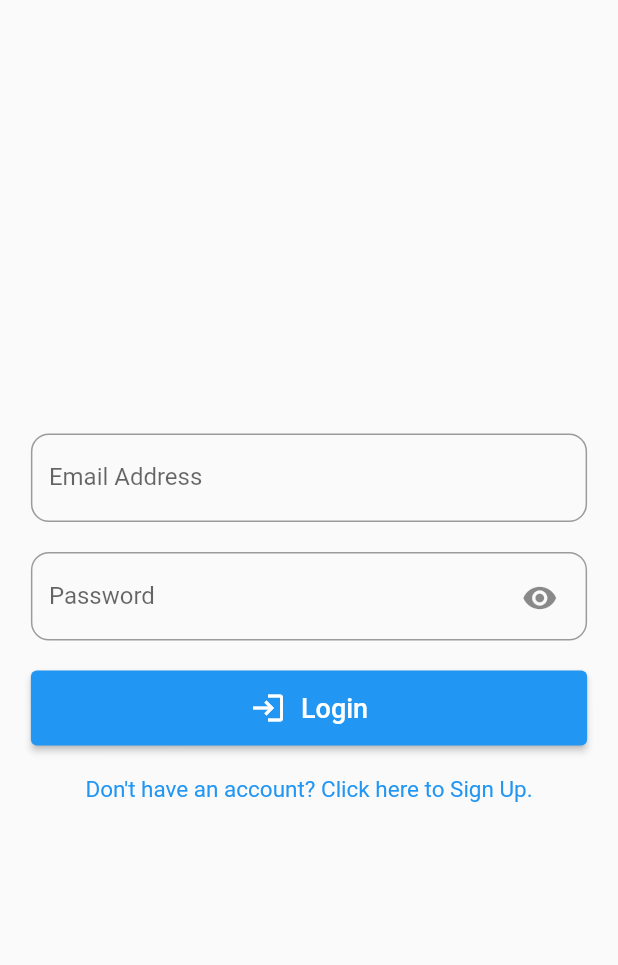
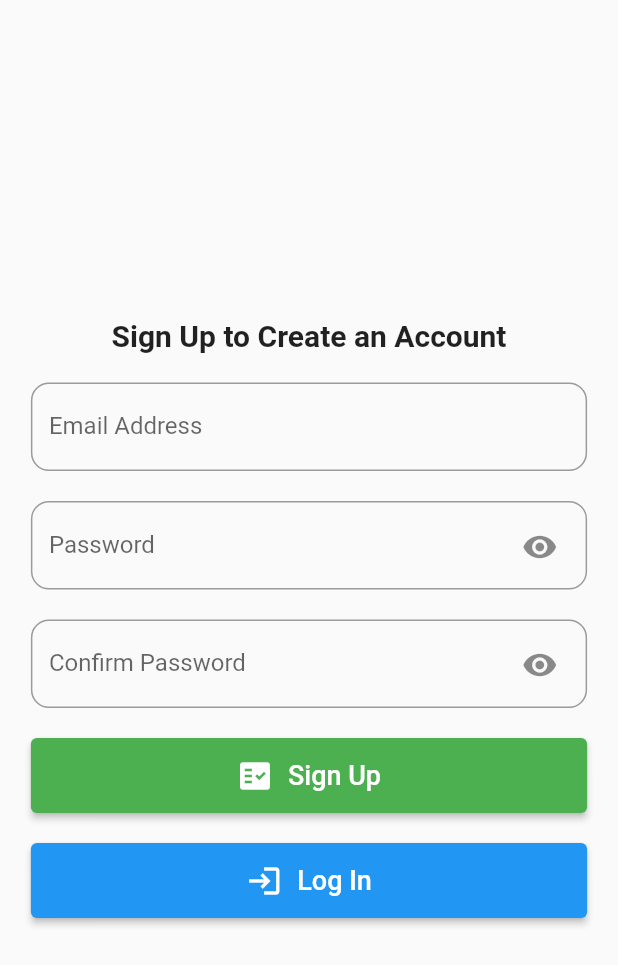
Before and after one commit to TheLadsters/flutter-auth, a Flutter app: the screen it shows after launch, after a tap on "Don't have an account? Click here to Sig", after a tap on "Sign Up", on a phone screen of 412 x 824 dp. Shown: the top 965 px of the screen. Run offline on Flutter 3.47's test engine with Material 2 defaults, Android fonts, the phone set to English and light mode, and no system bars; drawn by our look-alikes of modal_progress_hud_nsn; our stand-ins replace firebase_auth, firebase_core, flutter_secure_storage, google_sign_in; accounts and stored records are empty; network calls fail.

Commit message:
added new updates

```diff
--- /dev/null
+++ b/lib/models/StorageItem.dart
@@ -0,0 +1,6 @@
+class StorageItem {
+  final String key;
+  final String value;
+
+  StorageItem(this.key, this.value);
+}
--- a/lib/screens/Dashboard.dart
+++ b/lib/screens/Dashboard.dart
@@ -1,3 +1,4 @@
+import 'package:firebase_auth/firebase_auth.dart';
 import 'package:flutter/material.dart';
 import 'package:intro_to_flutter/screens/Settings.dart';
 
@@ -13,6 +14,7 @@ class Dashboard extends StatefulWidget {
 class _DashboardState extends State<Dashboard> {
   @override
   Widget build(BuildContext context) {
+    final user = FirebaseAuth.instance.currentUser!;
     return Scaffold(
       appBar: AppBar(
         actions: [
@@ -31,7 +33,7 @@ class _DashboardState extends State<Dashboard> {
         ],
       ),
       body: Center(
-        child: Text("Dashboard"),
+        child: Text("Welcome to the Dashboard, ${user.email!}"),
       ),
     );
   }
--- a/lib/screens/Login.dart
+++ b/lib/screens/Login.dart
@@ -1,10 +1,13 @@
+import 'package:firebase_auth/firebase_auth.dart';
 import 'package:flutter/gestures.dart';
 import 'package:flutter/material.dart';
+import 'package:intro_to_flutter/models/StorageItem.dart';
 import 'package:intro_to_flutter/screens/Dashboard.dart';
 import 'package:intro_to_flutter/screens/Signup.dart';
-import 'package:intro_to_flutter/services/AuthService.dart';
+import 'package:intro_to_flutter/services/StorageService.dart';
 import 'package:intro_to_flutter/widgets/CustomButton.dart';
 import 'package:intro_to_flutter/widgets/PasswordField.dart';
+import 'package:modal_progress_hud_nsn/modal_progress_hud_nsn.dart';
 import '../widgets/CustomTextField.dart';
 
 class Login extends StatefulWidget {
@@ -16,15 +19,27 @@ class Login extends StatefulWidget {
 }
 
 class _LoginState extends State<Login> {
-  AuthService _authService = AuthService();
   final TextEditingController emailController = TextEditingController();
   final TextEditingController passwordController = TextEditingController();
+  StorageService _storageService = StorageService();
   bool obscurePassword = true;
+  bool _isLoading = false;
+
   @override
   Widget build(BuildContext context) {
     double width = MediaQuery.of(context).size.width;
     return Scaffold(
-        body: Container(
+        body: ModalProgressHUD(
+      inAsyncCall: _isLoading,
+      child: StreamBuilder<User?>(
+          stream: FirebaseAuth.instance.authStateChanges(),
+          builder: (context, snapshot) {
+            if (snapshot.hasError) {
+              return Center(child: Text('Something went wrong!'));
+            } else if (snapshot.hasData) {
+              return Dashboard();
+            } else {
+              return Container(
                 child: Center(
                   child: SingleChildScrollView(
                     child: Center(
@@ -45,7 +60,8 @@ class _LoginState extends State<Login> {
                               onTap: handleObscurePassword,
                               labelText: "Password",
                               hintText: "Enter your Password",
-                      controller: passwordController),
+                              controller: passwordController,
+                            ),
                             const SizedBox(
                               height: 20.0,
                             ),
@@ -53,9 +69,7 @@ class _LoginState extends State<Login> {
                                 text: "Login",
                                 iconData: Icons.login,
                                 onPress: () {
-                        // Navigator.pushReplacementNamed(
-                        //     context, Dashboard.routeName);
-                        loginWithProvider();
+                                  signIn();
                                 }),
                             const SizedBox(
                               height: 20.0,
@@ -69,7 +83,8 @@ class _LoginState extends State<Login> {
                                   },
                                   child: const Text(
                                     "Don't have an account? Click here to Sign Up.",
-                          style: TextStyle(fontSize: 15.0, color: Colors.blue),
+                                    style: TextStyle(
+                                        fontSize: 15.0, color: Colors.blue),
                                   ),
                                 ),
                               ),
@@ -80,6 +95,9 @@ class _LoginState extends State<Login> {
                     ),
                   ),
                 ),
+              );
+            }
+          }),
     ));
   }
 
@@ -89,11 +107,27 @@ class _LoginState extends State<Login> {
     });
   }
 
-  loginWithProvider() async {
+  Future signIn() async {
+    setState(() {
+      _isLoading = true;
+    });
+
     try {
-      var user = await _authService.signInWithGoogle();
-      // ignore: use_build_context_synchronously
-      Navigator.pushReplacementNamed(context, Dashboard.routeName);
-    } catch (e) {}
+      var user = await FirebaseAuth.instance.signInWithEmailAndPassword(
+          email: emailController.text.trim(),
+          password: passwordController.text.trim());
+
+      var uID = StorageItem("UID", user.user?.uid as String);
+
+      await _storageService.saveData(uID);
+
+      await Navigator.pushReplacementNamed(context, Dashboard.routeName);
+    } on FirebaseAuthException catch (e) {
+      print(e);
+    }
+
+    setState(() {
+      _isLoading = false;
+    });
   }
 }
--- a/lib/screens/Signup.dart
+++ b/lib/screens/Signup.dart
@@ -1,6 +1,8 @@
+import 'package:firebase_auth/firebase_auth.dart';
 import 'package:flutter/material.dart';
 import 'package:flutter/gestures.dart';
 import 'package:intro_to_flutter/screens/Login.dart';
+import 'package:modal_progress_hud_nsn/modal_progress_hud_nsn.dart';
 import '../widgets/CustomButton.dart';
 import '../widgets/CustomTextField.dart';
 import '../widgets/PasswordField.dart';
@@ -17,18 +19,20 @@ class SignUp extends StatefulWidget {
 class _SignUpState extends State<SignUp> {
   bool obscurePassword = true;
   bool obscureConfirmPassword = true;
-  final TextEditingController firstNameController = TextEditingController();
-  final TextEditingController lastNameController = TextEditingController();
   final TextEditingController emailController = TextEditingController();
-  final TextEditingController addressController = TextEditingController();
   final TextEditingController passwordController = TextEditingController();
   final TextEditingController confirmPasswordController =
       TextEditingController();
+
+  bool _isLoading = false;
+
   @override
   Widget build(BuildContext context) {
     double width = MediaQuery.of(context).size.width;
     return Scaffold(
-      body: Container(
+      body: ModalProgressHUD(
+        inAsyncCall: _isLoading,
+        child: Container(
           child: Center(
             child: SingleChildScrollView(
               child: Center(
@@ -38,25 +42,9 @@ class _SignUpState extends State<SignUp> {
                     children: [
                       const Text(
                         "Sign Up to Create an Account",
-                      style:
-                          TextStyle(fontWeight: FontWeight.bold, fontSize: 20),
+                        style: TextStyle(
+                            fontWeight: FontWeight.bold, fontSize: 20),
                       ),
-                    const SizedBox(
-                      height: 20.0,
-                    ),
-                    CustomTextField(
-                        labelText: "First Name",
-                        hintText: "Enter your First Name",
-                        controller: firstNameController,
-                        textInputType: TextInputType.name),
-                    const SizedBox(
-                      height: 20.0,
-                    ),
-                    CustomTextField(
-                        labelText: "Last Name",
-                        hintText: "Enter your Last Name",
-                        controller: lastNameController,
-                        textInputType: TextInputType.name),
                       const SizedBox(
                         height: 20.0,
                       ),
@@ -90,8 +78,7 @@ class _SignUpState extends State<SignUp> {
                           text: "Sign Up",
                           iconData: Icons.fact_check,
                           onPress: () {
-                          Navigator.pushReplacementNamed(
-                              context, Login.routeName);
+                            signUp();
                           }),
                       const SizedBox(
                         height: 20.0,
@@ -110,6 +97,7 @@ class _SignUpState extends State<SignUp> {
             ),
           ),
         ),
+      ),
     );
   }
 
@@ -118,4 +106,37 @@ class _SignUpState extends State<SignUp> {
       obscurePassword = !obscurePassword;
     });
   }
+
+  handleObscureConfirmPassword() {
+    setState(() {
+      obscureConfirmPassword = !obscureConfirmPassword;
+    });
   }
+
+  Future signUp() async {
+    setState(() {
+      _isLoading = true;
+    });
+    try {
+      final credential =
+          await FirebaseAuth.instance.createUserWithEmailAndPassword(
+        email: emailController.text.trim(),
+        password: passwordController.text.trim(),
+      );
+
+      await Navigator.pushReplacementNamed(context, Login.routeName);
+    } on FirebaseAuthException catch (e) {
+      if (e.code == 'weak-password') {
+        print('The password provided is too weak.');
+      } else if (e.code == 'email-already-in-use') {
+        print('The account already exists for that email.');
+      }
+    } catch (e) {
+      print(e);
+    }
+
+    setState(() {
+      _isLoading = false;
+    });
+  }
+}
--- a/lib/widgets/CustomTextField.dart
+++ b/lib/widgets/CustomTextField.dart
@@ -25,7 +25,6 @@ class CustomTextField extends StatelessWidget {
             ),
           ),
         ),
-      controller: controller,
-    );
+        controller: controller);
   }
 }
--- a/pubspec.yaml
+++ b/pubspec.yaml
@@ -38,6 +38,8 @@ dependencies:
   cupertino_icons: ^1.0.2
   google_sign_in: ^5.4.2
   firebase_auth: ^4.1.4
+  modal_progress_hud_nsn: ^0.3.0
+  flutter_secure_storage: ^6.1.0
 
 dev_dependencies:
   flutter_test:
```
Also changed, not shown: lib/screens/Settings.dart (+28 -6 lines), lib/services/StorageService.dart (added, +37 -0 lines), pubspec.lock, 1 other file. Lines whose indentation alone changed are shown as unchanged.
